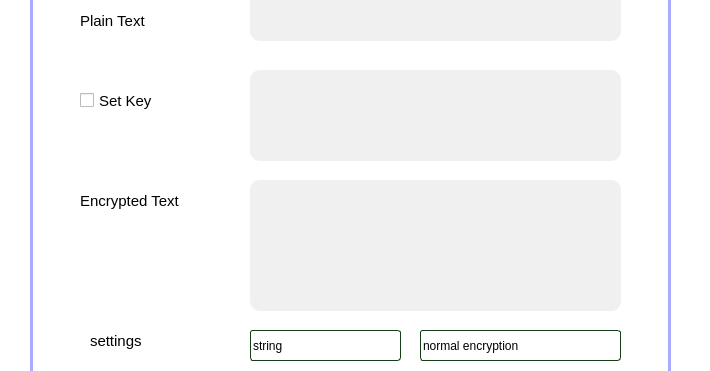
The window that ui/encryption_window.ui (Jiewoe/Simple_AES) describes before a commit, drawn with Qt 5; both pictures show x 290 to 1000 and y 90 to 461 of the 1000 by 600 pixel window.
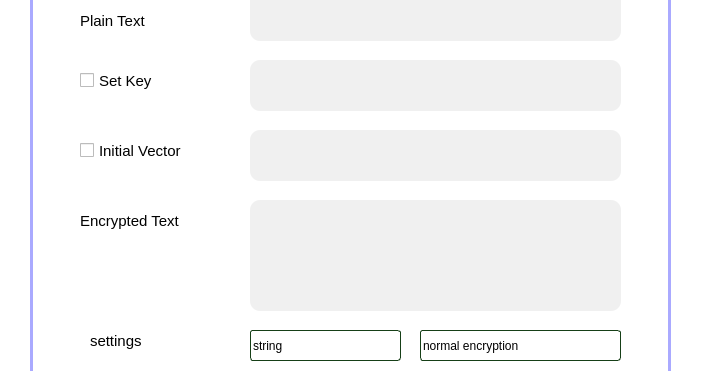
The same window after the commit. Icons and pictures are not drawn.

```diff
--- a/ui/encryption_window.ui
+++ b/ui/encryption_window.ui
@@ -143,7 +143,7 @@
       <property name="geometry">
        <rect>
         <x>50</x>
-        <y>130</y>
+        <y>110</y>
         <width>161</width>
         <height>41</height>
        </rect>
@@ -164,7 +164,7 @@
       <property name="geometry">
        <rect>
         <x>50</x>
-        <y>230</y>
+        <y>250</y>
         <width>161</width>
         <height>41</height>
        </rect>
@@ -246,9 +246,9 @@
       <property name="geometry">
        <rect>
         <x>220</x>
-        <y>230</y>
+        <y>250</y>
         <width>371</width>
-        <height>131</height>
+        <height>111</height>
        </rect>
       </property>
       <property name="font">
@@ -279,9 +279,9 @@
       <property name="geometry">
        <rect>
         <x>220</x>
-        <y>120</y>
+        <y>110</y>
         <width>371</width>
-        <height>91</height>
+        <height>51</height>
        </rect>
       </property>
       <property name="font">
@@ -460,6 +460,60 @@
        <string>settings</string>
       </property>
      </widget>
+     <widget class="QTextEdit" name="vector_input">
+      <property name="geometry">
+       <rect>
+        <x>220</x>
+        <y>180</y>
+        <width>371</width>
+        <height>51</height>
+       </rect>
+      </property>
+      <property name="font">
+       <font>
+        <family>Arial</family>
+        <pointsize>12</pointsize>
+       </font>
+      </property>
+      <property name="styleSheet">
+       <string notr="true">QTextEdit {
+	background-color:rgb(240, 240, 240);
+	border:none;
+	border-radius:10px;
+	padding-left:10px;
+	padding-right:10px;
+}
+
+QTextEdit QScrollBar::handle:vertical {
+	background-color:rgb(170, 170, 255);
+	border-radius:5px
+}</string>
+      </property>
+      <property name="readOnly">
+       <bool>true</bool>
+      </property>
+     </widget>
+     <widget class="QCheckBox" name="set_vector_check">
+      <property name="geometry">
+       <rect>
+        <x>50</x>
+        <y>180</y>
+        <width>161</width>
+        <height>41</height>
+       </rect>
+      </property>
+      <property name="font">
+       <font>
+        <family>Arial</family>
+        <pointsize>11</pointsize>
+        <weight>50</weight>
+        <bold>false</bold>
+       </font>
+      </property>
+      <property name="text">
+       <string>Initial Vector</string>
+      </property>
+     </widget>
     </widget>
     <widget class="QFrame" name="menu_frame">
      <property name="geometry">
```
Left out of the diff: 2 changed lines with no effect on the pictures.
